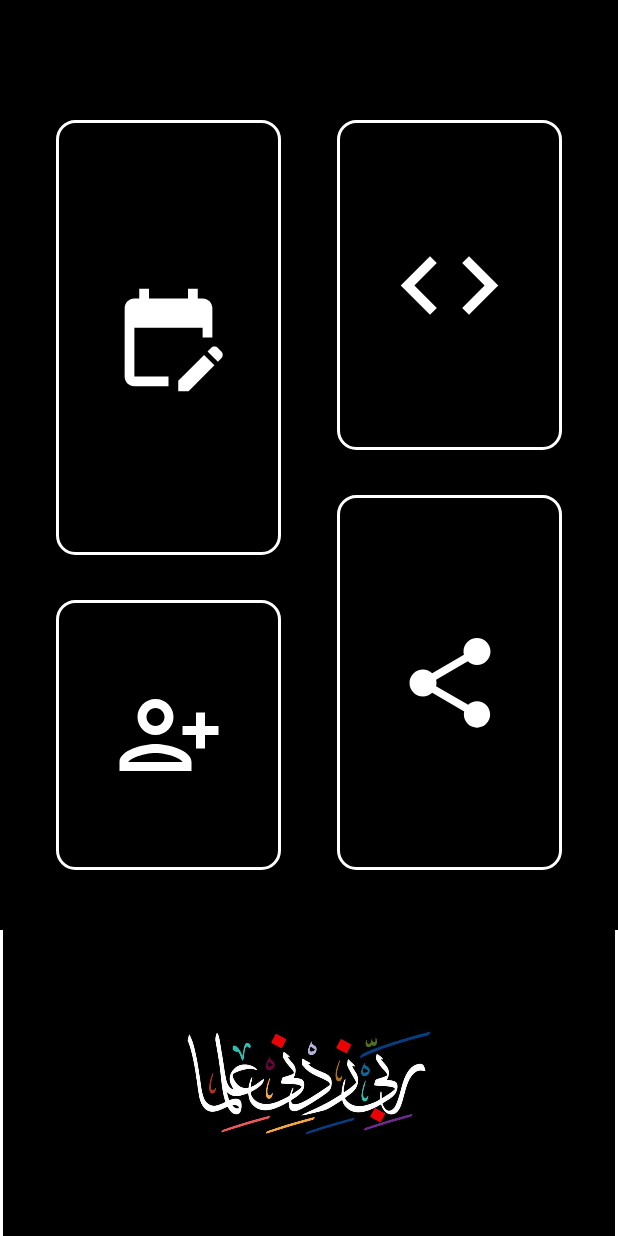
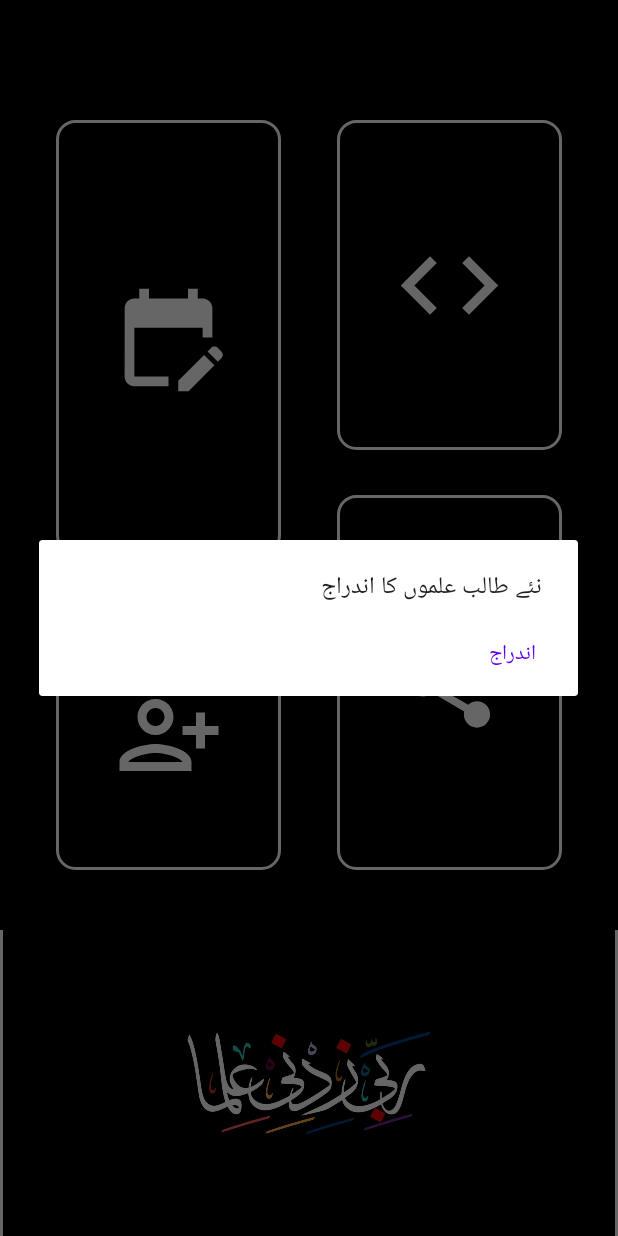
Before and after one commit to Eenyi/Save-Sabaq, an Android app: the screen it shows after launch (MainActivity), after a tap on an icon or button, on a phone screen of 412 x 824 dp. Run offline under Robolectric (Android 15) with nearby library versions, the phone set to English and light mode, and no system bars.

Commit message:
Initial - Sabaq-Sabqi-Manzil-App-4-add Student initial

```diff
--- a/app/src/main/java/com/example/savesabaq/MainActivity.java
+++ b/app/src/main/java/com/example/savesabaq/MainActivity.java
@@ -3,6 +3,7 @@ package com.example.savesabaq;
 import androidx.appcompat.app.AlertDialog;
 import androidx.appcompat.app.AppCompatActivity;
 
+import android.content.DialogInterface;
 import android.content.Intent;
 import android.net.Uri;
 import android.os.Bundle;
@@ -45,6 +46,14 @@ public class MainActivity extends AppCompatActivity implements View.OnClickListe
             case R.id.addStudent:
                 //add Student Functionality
                 AlertDialog.Builder addStudent_dialogue = new AlertDialog.Builder(MainActivity.this);
+                addStudent_dialogue.setMessage(R.string.add_student_title);
+                addStudent_dialogue.setPositiveButton(R.string.add, new DialogInterface.OnClickListener() {
+                    @Override
+                    public void onClick(DialogInterface dialog, int which) {
+                        dialog.cancel();
+                    }
+                });
+                addStudent_dialogue.show();
                 break;
             default:
                 throw new IllegalStateException("Unexpected value: " + v.getId());
--- a/app/src/main/res/values/strings.xml
+++ b/app/src/main/res/values/strings.xml
@@ -1,3 +1,5 @@
 <resources>
-    <string name="app_name">Save Sabaq</string>
+    <string name="app_name">سبق ریکارڈ</string>
+    <string name="add">اندراج</string>
+    <string name="add_student_title">نئے طالب علموں کا اندراج</string>
 </resources>
```
Also changed, not shown: 1 other file.
